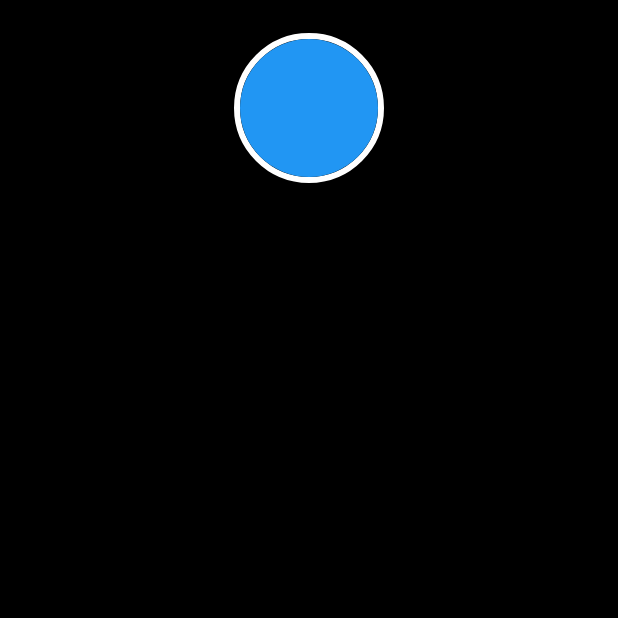
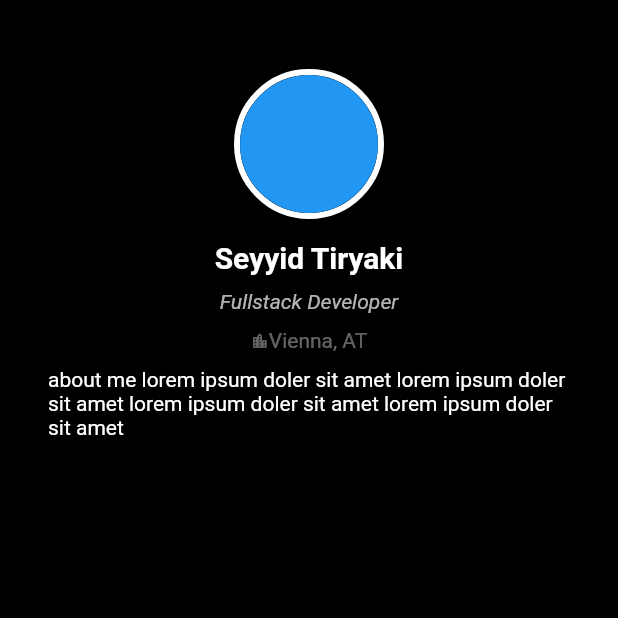
Before and after one commit to seyyidt/flutter-portfolio-app, a Flutter app: the screen it shows after launch, on a phone screen of 412 x 824 dp, the top half of it. Run offline on Flutter 3.47's test engine with Material 2 defaults, Android fonts, the phone set to English and light mode, and no system bars.

Commit message:
added widgets

```diff
--- a/portfolio_app/lib/main.dart
+++ b/portfolio_app/lib/main.dart
@@ -12,7 +12,11 @@ class PortfolioApp extends StatelessWidget {
       debugShowCheckedModeBanner: false,
       title: 'Portfolio App',
       theme: ThemeData(
-        primarySwatch: Colors.blue,
+        textTheme: TextTheme(
+          bodyText2: TextStyle(
+            color: Colors.white,
+          ),
+        ),
       ),
       home: SafeArea(
         child: MainPage(),
--- a/portfolio_app/lib/view/main_page.dart
+++ b/portfolio_app/lib/view/main_page.dart
@@ -14,14 +14,17 @@ class _MainPageState extends State<MainPage> {
     return Scaffold(
       backgroundColor: Colors.black,
       body: Padding(
-        padding: const EdgeInsets.all(18.0),
+        padding: const EdgeInsets.all(32.0),
         child: Center(
           child: Column(
             mainAxisAlignment: MainAxisAlignment.start,
             children: <Widget>[
-              UserTopWidget(),
+              Padding(
+                padding: const EdgeInsets.only(top: 10, bottom: 10),
+                child: UserTopWidget(),
+              ),
               Text(
-                'test',
+                'about me lorem ipsum doler sit amet lorem ipsum doler sit amet lorem ipsum doler sit amet lorem ipsum doler sit amet',
               ),
             ],
           ),
--- /dev/null
+++ b/portfolio_app/lib/view/skills.dart
@@ -0,0 +1,15 @@
+import 'package:flutter/material.dart';
+
+class SkillsWidget extends StatefulWidget {
+  const SkillsWidget({Key? key}) : super(key: key);
+
+  @override
+  _SkillsWidgetState createState() => _SkillsWidgetState();
+}
+
+class _SkillsWidgetState extends State<SkillsWidget> {
+  @override
+  Widget build(BuildContext context) {
+    return Container();
+  }
+}
--- a/portfolio_app/lib/view/user_top_widget.dart
+++ b/portfolio_app/lib/view/user_top_widget.dart
@@ -1,3 +1,5 @@
+import 'dart:ui';
+
 import 'package:flutter/material.dart';
 
 class UserTopWidget extends StatefulWidget {
@@ -27,6 +29,34 @@ class _UserTopWidgetState extends State<UserTopWidget> {
               ),
             ),
           ),
+          Padding(
+            padding: const EdgeInsets.only(top: 10),
+            child: Text(
+              "Seyyid Tiryaki",
+              style: TextStyle(fontSize: 20, fontWeight: FontWeight.bold),
+            ),
+          ),
+          Padding(
+            padding: const EdgeInsets.only(top: 10),
+            child: Text(
+              "Fullstack Developer",
+              style:
+                  TextStyle(fontStyle: FontStyle.italic, color: Colors.white70),
+            ),
+          ),
+          Padding(
+            padding: const EdgeInsets.only(top: 10),
+            child: Row(
+              mainAxisAlignment: MainAxisAlignment.center,
+              children: [
+                Icon(Icons.location_city, color: Colors.white38, size: 12),
+                Text(
+                  "Vienna, AT",
+                  style: TextStyle(color: Colors.white38),
+                ),
+              ],
+            ),
+          ),
         ],
       ),
     );
--- a/portfolio_app/pubspec.yaml
+++ b/portfolio_app/pubspec.yaml
@@ -28,6 +28,7 @@ dependencies:
   # The following adds the Cupertino Icons font to your application.
   # Use with the CupertinoIcons class for iOS style icons.
   cupertino_icons: ^1.0.2
+  expandable: ^5.0.1
 
 dev_dependencies:
   flutter_test:
```
Also changed, not shown: portfolio_app/pubspec.lock.
